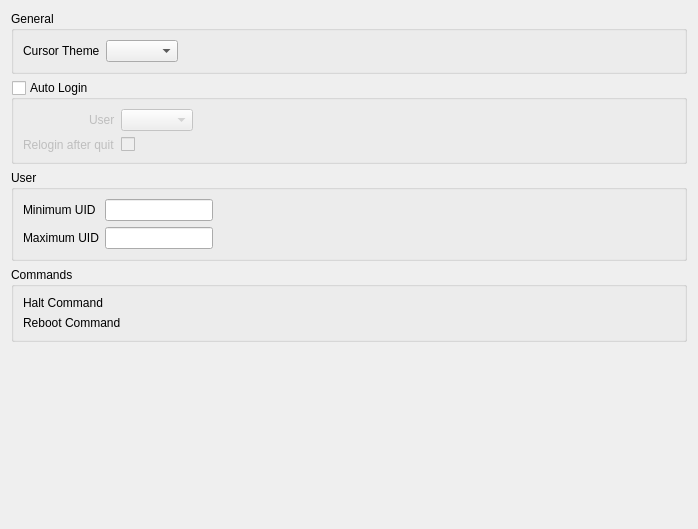
Old version of the form src/ui/advanceconfig.ui in the repository KDE/sddm-kcm.
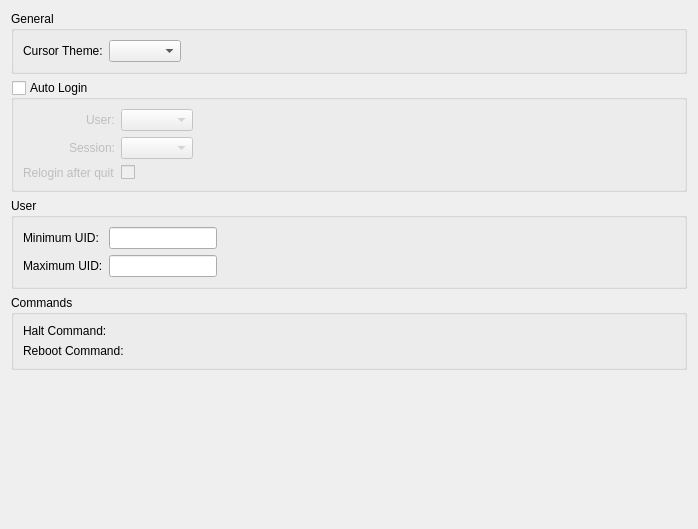
New version of the form. Custom widgets are drawn as their Qt base class.

Commit message: Add option for auto login default session

```diff
--- a/src/ui/advanceconfig.ui
+++ b/src/ui/advanceconfig.ui
@@ -38,7 +38,7 @@
         <item row="0" column="0" alignment="Qt::AlignRight">
          <widget class="QLabel" name="label_4">
           <property name="text">
-           <string>Cursor Theme</string>
+           <string>Cursor Theme:</string>
           </property>
          </widget>
         </item>
@@ -81,24 +81,50 @@
       <item row="0" column="0" alignment="Qt::AlignRight">
        <widget class="QLabel" name="label_7">
         <property name="text">
-         <string>User</string>
+         <string>User:</string>
         </property>
        </widget>
       </item>
-      <item row="1" column="0">
+      <item row="2" column="0">
        <widget class="QLabel" name="label_8">
         <property name="text">
          <string>Relogin after quit</string>
         </property>
        </widget>
       </item>
-      <item row="1" column="1">
+      <item row="2" column="1">
        <widget class="QCheckBox" name="reloginAfterQuit">
         <property name="text">
          <string/>
         </property>
        </widget>
       </item>
+      <item row="1" column="0">
+       <widget class="QLabel" name="label_3">
+        <property name="text">
+         <string>Session:</string>
+        </property>
+        <property name="alignment">
+         <set>Qt::AlignRight|Qt::AlignTrailing|Qt::AlignVCenter</set>
+        </property>
+       </widget>
+      </item>
+      <item row="1" column="1">
+       <widget class="QComboBox" name="sessionList"/>
+      </item>
+      <item row="1" column="2">
+       <spacer name="horizontalSpacer">
+        <property name="orientation">
+         <enum>Qt::Horizontal</enum>
+        </property>
+        <property name="sizeHint" stdset="0">
+         <size>
+          <width>40</width>
+          <height>20</height>
+         </size>
+        </property>
+       </spacer>
+      </item>
      </layout>
     </widget>
    </item>
@@ -132,14 +158,14 @@
         <item row="2" column="0">
          <widget class="QLabel" name="label_5">
           <property name="text">
-           <string>Maximum UID</string>
+           <string>Maximum UID:</string>
           </property>
          </widget>
         </item>
         <item row="1" column="0">
          <widget class="QLabel" name="label_6">
           <property name="text">
-           <string>Minimum UID</string>
+           <string>Minimum UID:</string>
           </property>
          </widget>
         </item>
@@ -207,14 +233,14 @@
         <item row="1" column="0">
          <widget class="QLabel" name="label_2">
           <property name="text">
-           <string>Reboot Command</string>
+           <string>Reboot Command:</string>
           </property>
          </widget>
         </item>
         <item row="0" column="0">
          <widget class="QLabel" name="label">
           <property name="text">
-           <string>Halt Command</string>
+           <string>Halt Command:</string>
           </property>
          </widget>
         </item>
```
Left out of the diff: 1 changed line with no effect on the pictures. The commit also changes 6 other files.
